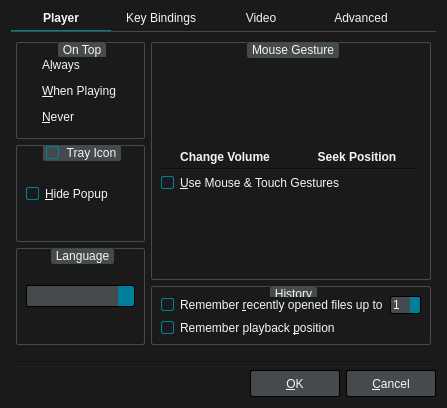
Before: the Qt Designer form src/ui/preferencesdialog.ui in u8sand/Baka-MPlayer, drawn with Qt 5.
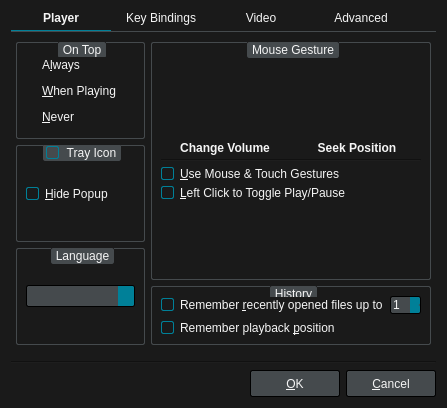
After: the same form once the commit is applied. Icons and pictures are not drawn.

Diff of the .ui file:
```diff
--- a/src/ui/preferencesdialog.ui
+++ b/src/ui/preferencesdialog.ui
@@ -427,6 +427,13 @@
               </property>
              </widget>
             </item>
+            <item>
+             <widget class="QCheckBox" name="leftClickPlayPauseCheckBox">
+              <property name="text">
+               <string>&amp;Left Click to Toggle Play/Pause</string>
+              </property>
+             </widget>
+            </item>
             <item>
              <spacer name="verticalSpacer_3">
               <property name="orientation">
```
